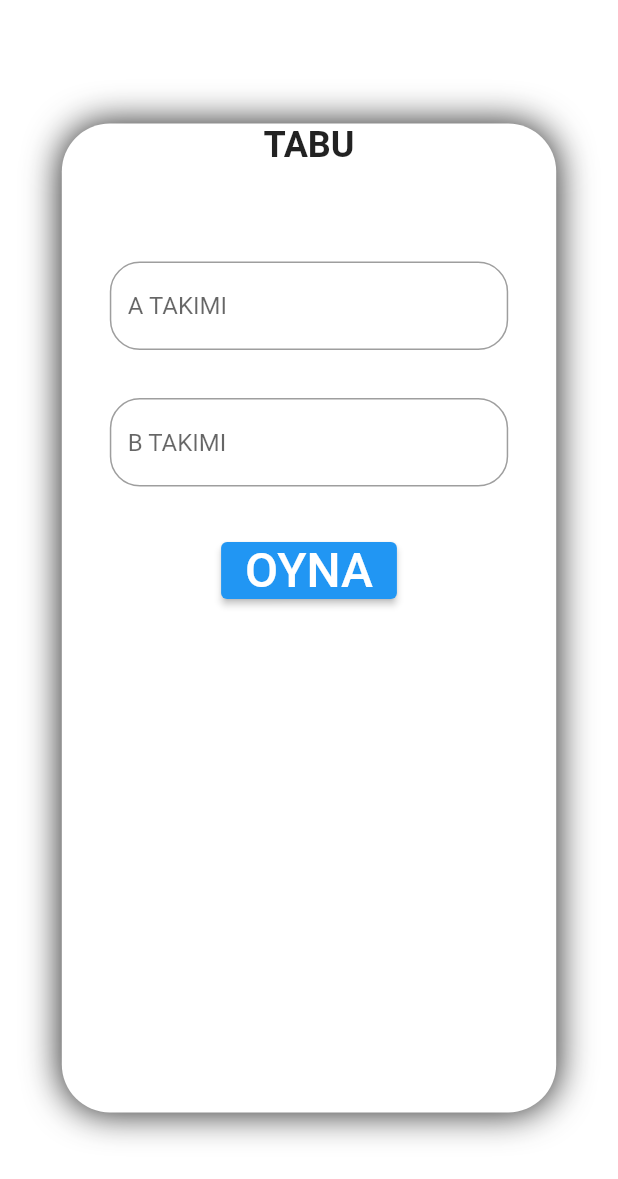
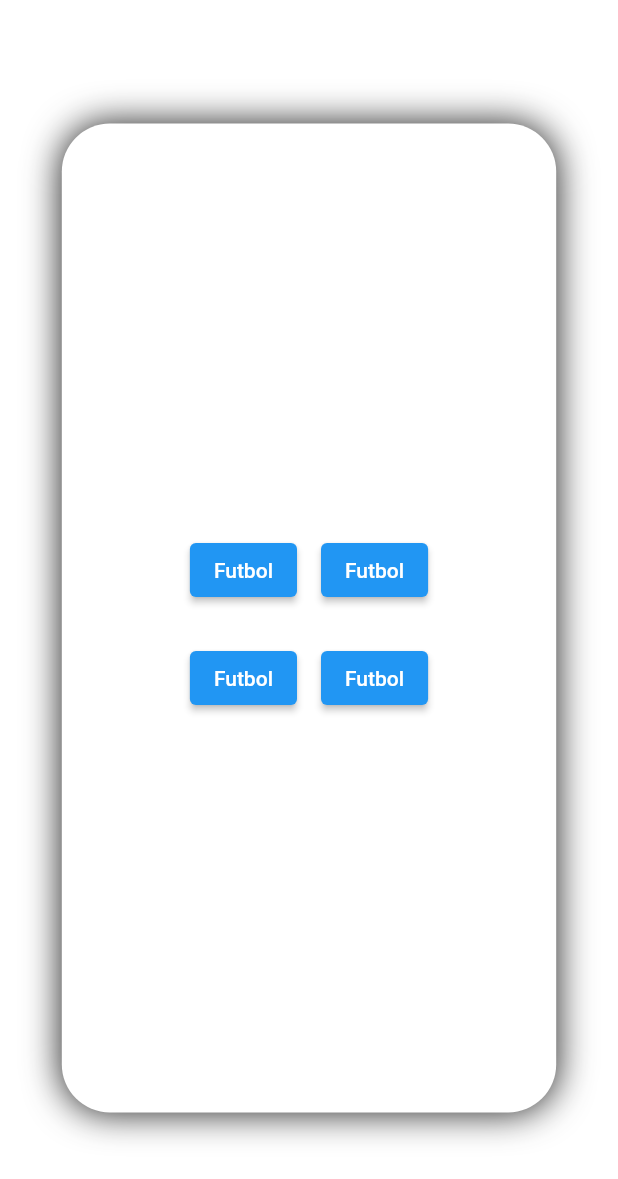
Before and after one commit to Cagdassrgl/tabu_game_project, a Flutter app: the screen it shows after launch, on a phone screen of 412 x 824 dp. Shown: the top 1179 px of the screen. Run offline on Flutter 3.47's test engine with Material 2 defaults, Android fonts, the light colour scheme and no system bars; our stand-ins replace timer_count_down.

Commit message:
tabu pass doğru

```diff
--- a/lib/model/team_model.dart
+++ b/lib/model/team_model.dart
@@ -2,7 +2,10 @@ class TeamModel {
   String? teamName;
   int? teamSkore;
 
-  TeamModel({required this.teamName, this.teamSkore = 0});
+  TeamModel({
+    required this.teamName,
+    this.teamSkore = 0,
+  });
 
   TeamModel.fromJson(Map<String, dynamic> json) {
     teamName = json['team_name'];
--- a/lib/view/giris.dart
+++ b/lib/view/giris.dart
@@ -1,8 +1,5 @@
 import 'package:flutter/material.dart';
-import 'package:provider/provider.dart';
-import 'package:tabu_game_projects/core/companents/textFormField/custom_text_field.dart';
 import 'package:tabu_game_projects/model/team_model.dart';
-import 'package:tabu_game_projects/providers/home_provider.dart';
 import 'package:tabu_game_projects/view/bilgi.dart';
 
 class HomePage extends StatelessWidget {
@@ -13,11 +10,8 @@ class HomePage extends StatelessWidget {
     Size size = MediaQuery.of(context).size;
     return Scaffold(
       backgroundColor: Colors.white,
-      body: Consumer<HomeProvider>(
-        builder: (BuildContext context, value, Widget? child) {
-          return Center(
+      body: Center(
         child: Container(
-              alignment: Alignment.center,
           width: size.width * 0.8,
           height: size.height * 0.8,
           decoration: BoxDecoration(
@@ -27,54 +21,63 @@ class HomePage extends StatelessWidget {
             ],
             borderRadius: BorderRadius.circular(32),
           ),
-              child: SafeArea(
           child: Column(
+            mainAxisAlignment: MainAxisAlignment.center,
             children: [
-                    const Padding(
-                      padding: EdgeInsets.only(bottom: 64.0),
-                      child: Text(
-                        "TABU",
-                        style: TextStyle(
-                            fontSize: 24, fontWeight: FontWeight.bold),
-                      ),
-                    ),
-                    CustomTextField(
-                        controller: value.controllerA, hintText: "A TAKIMI"),
-                    CustomTextField(
-                        controller: value.controllerB, hintText: "B TAKIMI"),
-                    ElevatedButton(
+              Padding(
+                padding: const EdgeInsets.all(8.0),
+                child: Row(
+                  mainAxisAlignment: MainAxisAlignment.center,
+                  children: [
+                    Padding(
+                      padding: const EdgeInsets.all(8.0),
+                      child: ElevatedButton(
                         onPressed: () {
                           Navigator.push(
                               context,
                               MaterialPageRoute(
                                 builder: (context) => InfoPage(
-                                teamA: TeamModel(
-                                    teamName: value.controllerA.text.isEmpty
-                                        ? "A TAKIMI"
-                                        : value.controllerA.text,
-                                    teamSkore: 0),
-                                teamB: TeamModel(
-                                    teamName: value.controllerB.text.isEmpty
-                                        ? "B TAKIMI"
-                                        : value.controllerB.text,
-                                    teamSkore: 0),
+                                  teamA: TeamModel(teamName: "A TAKIMI"),
+                                  teamB: TeamModel(teamName: "B TAKIMI"),
+                                ),
+                              ));
+                        },
+                        child: const Text("Futbol"),
                       ),
                     ),
-                          );
-                        },
-                        child: const Text(
-                          "OYNA",
-                          style: TextStyle(
-                            fontSize: 32,
+                    Padding(
+                      padding: const EdgeInsets.all(8.0),
+                      child: ElevatedButton(
+                        onPressed: () {},
+                        child: const Text("Futbol"),
                       ),
-                        )),
+                    )
+                  ],
+                ),
+              ),
+              Row(
+                mainAxisAlignment: MainAxisAlignment.center,
+                children: [
+                  Padding(
+                    padding: const EdgeInsets.all(8.0),
+                    child: ElevatedButton(
+                      onPressed: () {},
+                      child: const Text("Futbol"),
+                    ),
+                  ),
+                  Padding(
+                    padding: const EdgeInsets.all(8.0),
+                    child: ElevatedButton(
+                      onPressed: () {},
+                      child: const Text("Futbol"),
+                    ),
+                  )
+                ],
+              )
             ],
           ),
         ),
       ),
     );
-        },
-      ),
-    );
   }
 }
```
Also changed, not shown: lib/providers/game_provider.dart (+21 -6 lines), lib/view/oyun.dart (+23 -9 lines), assets/images/unnamed.png (deleted). Lines whose indentation alone changed are shown as unchanged.
